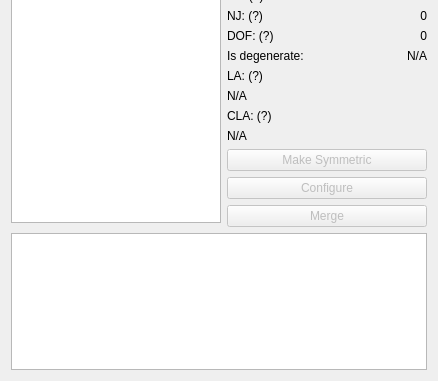
Qt form core/synthesis/collections/structure_widget.ui (KmolYuan/Pyslvs-UI) before a commit; both pictures show x 0 to 438 and y 281 to 662 of the 438 by 662 pixel window.
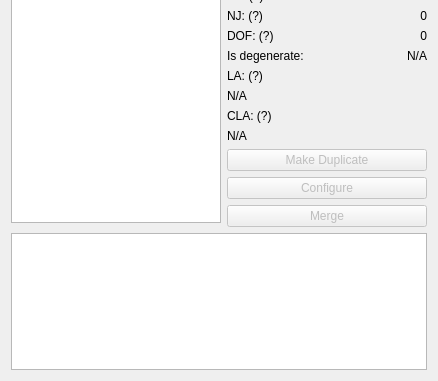
The same form after that commit. Icons and pictures are not drawn.

Commit message: Update core kernel and rename UI.

```diff
--- a/core/synthesis/collections/structure_widget.ui
+++ b/core/synthesis/collections/structure_widget.ui
@@ -403,7 +403,7 @@
                 <bool>false</bool>
                </property>
                <property name="text">
-                <string>Make Symmetric</string>
+                <string>Make Duplicate</string>
                </property>
                <property name="icon">
                 <iconset resource="../../../icons.qrc">
```
Left out of the diff: 2 changed lines with no effect on the pictures. The commit also changes 7 other files.
